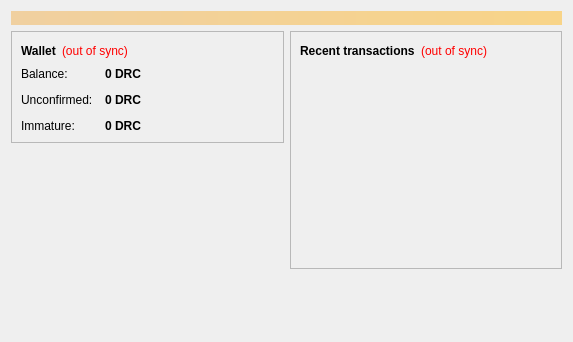
Qt form src/qt/forms/overviewpage.ui (doriancoin-project/doriancoin-v016-archived) before a commit.
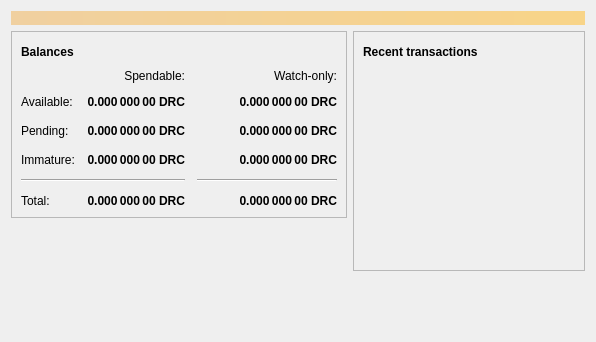
The same form after that commit. Icons and pictures are not drawn.

The edit to the form file:
```diff
--- a/src/qt/forms/overviewpage.ui
+++ b/src/qt/forms/overviewpage.ui
@@ -6,7 +6,7 @@
    <rect>
     <x>0</x>
     <y>0</y>
-    <width>573</width>
+    <width>596</width>
     <height>342</height>
    </rect>
   </property>
@@ -20,7 +20,7 @@
       <bool>false</bool>
      </property>
      <property name="styleSheet">
-      <string notr="true">background-color: qlineargradient(x1: 0, y1: 0, x2: 1, y2: 0, stop:0 #F0D0A0, stop:1 #F8D488); color:#000000;</string>
+      <string notr="true">QLabel { background-color: qlineargradient(x1: 0, y1: 0, x2: 1, y2: 0, stop:0 #F0D0A0, stop:1 #F8D488); color:#000000; }</string>
      </property>
      <property name="wordWrap">
       <bool>true</bool>
@@ -54,27 +54,197 @@
                </font>
               </property>
               <property name="text">
-               <string>Wallet</string>
+               <string>Balances</string>
               </property>
              </widget>
             </item>
             <item>
-             <widget class="QLabel" name="labelWalletStatus">
+             <widget class="QPushButton" name="labelWalletStatus">
+              <property name="enabled">
+               <bool>true</bool>
+              </property>
+              <property name="maximumSize">
+               <size>
+                <width>30</width>
+                <height>16777215</height>
+               </size>
+              </property>
               <property name="toolTip">
                <string>The displayed information may be out of date. Your wallet automatically synchronizes with the Doriancoin network after a connection is established, but this process has not completed yet.</string>
               </property>
-              <property name="styleSheet">
-               <string notr="true">QLabel { color: red; }</string>
-              </property>
               <property name="text">
-               <string notr="true">(out of sync)</string>
+               <string/>
               </property>
-              <property name="alignment">
-               <set>Qt::AlignLeading|Qt::AlignLeft|Qt::AlignVCenter</set>
+              <property name="icon">
+               <iconset resource="../doriancoin.qrc">
+                <normaloff>:/icons/warning</normaloff>
+                <disabledoff>:/icons/warning</disabledoff>:/icons/warning</iconset>
+              </property>
+              <property name="iconSize">
+               <size>
+                <width>24</width>
+                <height>24</height>
+               </size>
+              </property>
+              <property name="flat">
+               <bool>true</bool>
               </property>
              </widget>
             </item>
             <item>
+             <spacer name="horizontalSpacer_3">
+              <property name="orientation">
+               <enum>Qt::Horizontal</enum>
+              </property>
+              <property name="sizeHint" stdset="0">
+               <size>
+                <width>40</width>
+                <height>20</height>
+               </size>
+              </property>
+             </spacer>
+            </item>
+           </layout>
+          </item>
+          <item>
+           <layout class="QGridLayout" name="gridLayout">
+            <property name="spacing">
+             <number>12</number>
+            </property>
+            <item row="2" column="2">
+             <widget class="QLabel" name="labelWatchPending">
+              <property name="font">
+               <font>
+                <weight>75</weight>
+                <bold>true</bold>
+               </font>
+              </property>
+              <property name="cursor">
+               <cursorShape>IBeamCursor</cursorShape>
+              </property>
+              <property name="toolTip">
+               <string>Unconfirmed transactions to watch-only addresses</string>
+              </property>
+              <property name="text">
+               <string notr="true">0.000 000 00 DRC</string>
+              </property>
+              <property name="alignment">
+               <set>Qt::AlignRight|Qt::AlignTrailing|Qt::AlignVCenter</set>
+              </property>
+              <property name="textInteractionFlags">
+               <set>Qt::LinksAccessibleByMouse|Qt::TextSelectableByKeyboard|Qt::TextSelectableByMouse</set>
+              </property>
+             </widget>
+            </item>
+            <item row="2" column="1">
+             <widget class="QLabel" name="labelUnconfirmed">
+              <property name="font">
+               <font>
+                <weight>75</weight>
+                <bold>true</bold>
+               </font>
+              </property>
+              <property name="cursor">
+               <cursorShape>IBeamCursor</cursorShape>
+              </property>
+              <property name="toolTip">
+               <string>Total of transactions that have yet to be confirmed, and do not yet count toward the spendable balance</string>
+              </property>
+              <property name="text">
+               <string notr="true">0.000 000 00 DRC</string>
+              </property>
+              <property name="alignment">
+               <set>Qt::AlignRight|Qt::AlignTrailing|Qt::AlignVCenter</set>
+              </property>
+              <property name="textInteractionFlags">
+               <set>Qt::LinksAccessibleByMouse|Qt::TextSelectableByKeyboard|Qt::TextSelectableByMouse</set>
+              </property>
+             </widget>
+            </item>
+            <item row="3" column="2">
+             <widget class="QLabel" name="labelWatchImmature">
+              <property name="font">
+               <font>
+                <weight>75</weight>
+                <bold>true</bold>
+               </font>
+              </property>
+              <property name="cursor">
+               <cursorShape>IBeamCursor</cursorShape>
+              </property>
+              <property name="toolTip">
+               <string>Mined balance in watch-only addresses that has not yet matured</string>
+              </property>
+              <property name="text">
+               <string notr="true">0.000 000 00 DRC</string>
+              </property>
+              <property name="alignment">
+               <set>Qt::AlignRight|Qt::AlignTrailing|Qt::AlignVCenter</set>
+              </property>
+              <property name="textInteractionFlags">
+               <set>Qt::LinksAccessibleByMouse|Qt::TextSelectableByKeyboard|Qt::TextSelectableByMouse</set>
+              </property>
+             </widget>
+            </item>
+            <item row="4" column="0" colspan="2">
+             <widget class="Line" name="line">
+              <property name="orientation">
+               <enum>Qt::Horizontal</enum>
+              </property>
+             </widget>
+            </item>
+            <item row="4" column="2">
+             <widget class="Line" name="lineWatchBalance">
+              <property name="sizePolicy">
+               <sizepolicy hsizetype="Preferred" vsizetype="Fixed">
+                <horstretch>0</horstretch>
+                <verstretch>0</verstretch>
+               </sizepolicy>
+              </property>
+              <property name="minimumSize">
+               <size>
+                <width>140</width>
+                <height>0</height>
+               </size>
+              </property>
+              <property name="orientation">
+               <enum>Qt::Horizontal</enum>
+              </property>
+             </widget>
+            </item>
+            <item row="5" column="0">
+             <widget class="QLabel" name="labelTotalText">
+              <property name="text">
+               <string>Total:</string>
+              </property>
+             </widget>
+            </item>
+            <item row="3" column="1">
+             <widget class="QLabel" name="labelImmature">
+              <property name="font">
+               <font>
+                <weight>75</weight>
+                <bold>true</bold>
+               </font>
+              </property>
+              <property name="cursor">
+               <cursorShape>IBeamCursor</cursorShape>
+              </property>
+              <property name="toolTip">
+               <string>Mined balance that has not yet matured</string>
+              </property>
+              <property name="text">
+               <string notr="true">0.000 000 00 DRC</string>
+              </property>
+              <property name="alignment">
+               <set>Qt::AlignRight|Qt::AlignTrailing|Qt::AlignVCenter</set>
+              </property>
+              <property name="textInteractionFlags">
+               <set>Qt::LinksAccessibleByMouse|Qt::TextSelectableByKeyboard|Qt::TextSelectableByMouse</set>
+              </property>
+             </widget>
+            </item>
+            <item row="2" column="3">
              <spacer name="horizontalSpacer_2">
               <property name="orientation">
                <enum>Qt::Horizontal</enum>
@@ -87,28 +257,15 @@
               </property>
              </spacer>
             </item>
-           </layout>
-          </item>
-          <item>
-           <layout class="QFormLayout" name="formLayout_2">
-            <property name="fieldGrowthPolicy">
-             <enum>QFormLayout::AllNonFixedFieldsGrow</enum>
-            </property>
-            <property name="horizontalSpacing">
-             <number>12</number>
-            </property>
-            <property name="verticalSpacing">
-             <number>12</number>
-            </property>
-            <item row="0" column="0">
-             <widget class="QLabel" name="label">
+            <item row="3" column="0">
+             <widget class="QLabel" name="labelImmatureText">
               <property name="text">
-               <string>Balance:</string>
+               <string>Immature:</string>
               </property>
              </widget>
             </item>
-            <item row="0" column="1">
-             <widget class="QLabel" name="labelBalance">
+            <item row="5" column="1">
+             <widget class="QLabel" name="labelTotal">
               <property name="font">
                <font>
                 <weight>75</weight>
@@ -122,22 +279,60 @@
                <string>Your current balance</string>
               </property>
               <property name="text">
-               <string notr="true">0 DRC</string>
+               <string notr="true">0.000 000 00 DRC</string>
               </property>
+              <property name="alignment">
+               <set>Qt::AlignRight|Qt::AlignTrailing|Qt::AlignVCenter</set>
+              </property>
               <property name="textInteractionFlags">
                <set>Qt::LinksAccessibleByMouse|Qt::TextSelectableByKeyboard|Qt::TextSelectableByMouse</set>
               </property>
              </widget>
             </item>
+            <item row="5" column="2">
+             <widget class="QLabel" name="labelWatchTotal">
+              <property name="font">
+               <font>
+                <weight>75</weight>
+                <bold>true</bold>
+               </font>
+              </property>
+              <property name="cursor">
+               <cursorShape>IBeamCursor</cursorShape>
+              </property>
+              <property name="toolTip">
+               <string>Current total balance in watch-only addresses</string>
+              </property>
+              <property name="text">
+               <string notr="true">0.000 000 00 DRC</string>
+              </property>
+              <property name="alignment">
+               <set>Qt::AlignRight|Qt::AlignTrailing|Qt::AlignVCenter</set>
+              </property>
+              <property name="textInteractionFlags">
+               <set>Qt::LinksAccessibleByMouse|Qt::TextSelectableByKeyboard|Qt::TextSelectableByMouse</set>
+              </property>
+             </widget>
+            </item>
+            <item row="0" column="2">
+             <widget class="QLabel" name="labelWatchonly">
+              <property name="text">
+               <string>Watch-only:</string>
+              </property>
+              <property name="alignment">
+               <set>Qt::AlignRight|Qt::AlignTrailing|Qt::AlignVCenter</set>
+              </property>
+             </widget>
+            </item>
             <item row="1" column="0">
-             <widget class="QLabel" name="label_3">
+             <widget class="QLabel" name="labelBalanceText">
               <property name="text">
-               <string>Unconfirmed:</string>
+               <string>Available:</string>
               </property>
              </widget>
             </item>
             <item row="1" column="1">
-             <widget class="QLabel" name="labelUnconfirmed">
+             <widget class="QLabel" name="labelBalance">
               <property name="font">
                <font>
                 <weight>75</weight>
@@ -151,7 +346,35 @@
                <string>Total of transactions that have yet to be confirmed, and do not yet count toward the current balance</string>
               </property>
               <property name="text">
-               <string notr="true">0 DRC</string>
+               <string notr="true">0.000 000 00 DRC</string>
+              </property>
+              <property name="alignment">
+               <set>Qt::AlignRight|Qt::AlignTrailing|Qt::AlignVCenter</set>
+              </property>
+              <property name="textInteractionFlags">
+               <set>Qt::LinksAccessibleByMouse|Qt::TextSelectableByKeyboard|Qt::TextSelectableByMouse</set>
+              </property>
+             </widget>
+            </item>
+            <item row="1" column="2">
+             <widget class="QLabel" name="labelWatchAvailable">
+              <property name="font">
+               <font>
+                <weight>75</weight>
+                <bold>true</bold>
+               </font>
+              </property>
+              <property name="cursor">
+               <cursorShape>IBeamCursor</cursorShape>
+              </property>
+              <property name="toolTip">
+               <string>Your current balance in watch-only addresses</string>
+              </property>
+              <property name="text">
+               <string notr="true">0.000 000 00 DRC</string>
+              </property>
+              <property name="alignment">
+               <set>Qt::AlignRight|Qt::AlignTrailing|Qt::AlignVCenter</set>
               </property>
               <property name="textInteractionFlags">
                <set>Qt::LinksAccessibleByMouse|Qt::TextSelectableByKeyboard|Qt::TextSelectableByMouse</set>
@@ -159,28 +382,19 @@
              </widget>
             </item>
             <item row="2" column="0">
-             <widget class="QLabel" name="labelImmatureText">
+             <widget class="QLabel" name="labelPendingText">
               <property name="text">
-               <string>Immature:</string>
+               <string>Pending:</string>
               </property>
              </widget>
             </item>
-            <item row="2" column="1">
-             <widget class="QLabel" name="labelImmature">
-              <property name="font">
-               <font>
-                <weight>75</weight>
-                <bold>true</bold>
-               </font>
-              </property>
-              <property name="toolTip">
-               <string>Mined balance that has not yet matured</string>
-              </property>
+            <item row="0" column="1">
+             <widget class="QLabel" name="labelSpendable">
               <property name="text">
-               <string notr="true">0 DRC</string>
+               <string>Spendable:</string>
               </property>
-              <property name="textInteractionFlags">
-               <set>Qt::LinksAccessibleByMouse|Qt::TextSelectableByKeyboard|Qt::TextSelectableByMouse</set>
+              <property name="alignment">
+               <set>Qt::AlignRight|Qt::AlignTrailing|Qt::AlignVCenter</set>
               </property>
              </widget>
             </item>
@@ -219,24 +433,47 @@
            <layout class="QHBoxLayout" name="horizontalLayout_2">
             <item>
              <widget class="QLabel" name="label_4">
+              <property name="font">
+               <font>
+                <weight>75</weight>
+                <bold>true</bold>
+               </font>
+              </property>
               <property name="text">
-               <string>&lt;b&gt;Recent transactions&lt;/b&gt;</string>
+               <string>Recent transactions</string>
               </property>
              </widget>
             </item>
             <item>
-             <widget class="QLabel" name="labelTransactionsStatus">
+             <widget class="QPushButton" name="labelTransactionsStatus">
+              <property name="enabled">
+               <bool>true</bool>
+              </property>
+              <property name="maximumSize">
+               <size>
+                <width>30</width>
+                <height>16777215</height>
+               </size>
+              </property>
               <property name="toolTip">
                <string>The displayed information may be out of date. Your wallet automatically synchronizes with the Doriancoin network after a connection is established, but this process has not completed yet.</string>
               </property>
-              <property name="styleSheet">
-               <string notr="true">QLabel { color: red; }</string>
-              </property>
               <property name="text">
-               <string notr="true">(out of sync)</string>
+               <string/>
               </property>
-              <property name="alignment">
-               <set>Qt::AlignRight|Qt::AlignTrailing|Qt::AlignVCenter</set>
+              <property name="icon">
+               <iconset resource="../doriancoin.qrc">
+                <normaloff>:/icons/warning</normaloff>
+                <disabledoff>:/icons/warning</disabledoff>:/icons/warning</iconset>
+              </property>
+              <property name="iconSize">
+               <size>
+                <width>24</width>
+                <height>24</height>
+               </size>
+              </property>
+              <property name="flat">
+               <bool>true</bool>
               </property>
              </widget>
             </item>
```
Left out of the diff: 7 changed lines with no effect on the pictures.
